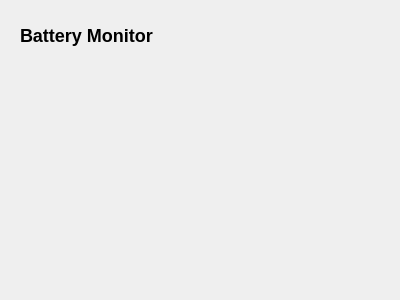
Before: the Qt Designer form src/ui/configuration/BatteryMonitorConfig.ui in mavlink/qgroundcontrol, drawn with Qt 5.
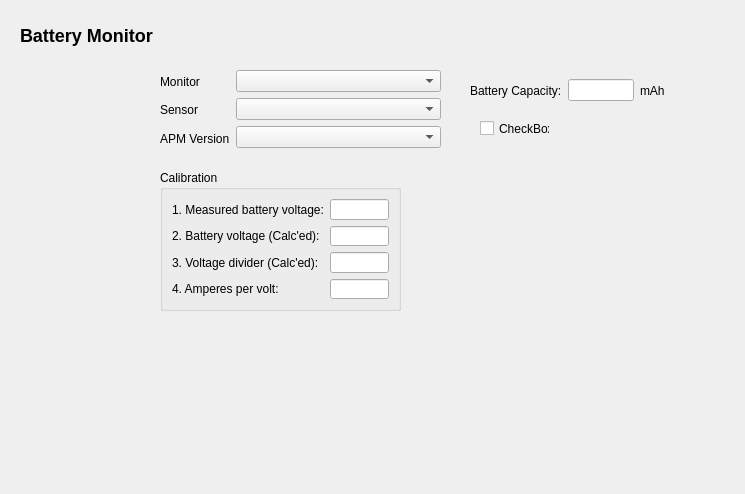
After: the same form once the commit is applied. Icons and pictures are not drawn.

Commit message: Implementation of Battery Monitor configuration, and addition of AP2ConfigWidget, which automatically handles UAS connections to allow for simpler configuration window code.

What changed in the file:
```diff
--- a/src/ui/configuration/BatteryMonitorConfig.ui
+++ b/src/ui/configuration/BatteryMonitorConfig.ui
@@ -6,8 +6,8 @@
    <rect>
     <x>0</x>
     <y>0</y>
-    <width>400</width>
-    <height>300</height>
+    <width>745</width>
+    <height>494</height>
    </rect>
   </property>
   <property name="windowTitle">
@@ -29,6 +29,200 @@
     <bool>false</bool>
    </property>
   </widget>
+  <widget class="QLabel" name="label_2">
+   <property name="geometry">
+    <rect>
+     <x>10</x>
+     <y>70</y>
+     <width>141</width>
+     <height>51</height>
+    </rect>
+   </property>
+   <property name="text">
+    <string/>
+   </property>
+   <property name="pixmap">
+    <pixmap resource="../../../qgroundcontrol.qrc">:/files/images/devices/BR-APMPWRDEAN-2.jpg</pixmap>
+   </property>
+   <property name="scaledContents">
+    <bool>true</bool>
+   </property>
+  </widget>
+  <widget class="QCheckBox" name="alertOnLowCheckBox">
+   <property name="geometry">
+    <rect>
+     <x>480</x>
+     <y>120</y>
+     <width>70</width>
+     <height>17</height>
+    </rect>
+   </property>
+   <property name="text">
+    <string>CheckBox</string>
+   </property>
+  </widget>
+  <widget class="QGroupBox" name="groupBox">
+   <property name="geometry">
+    <rect>
+     <x>160</x>
+     <y>170</y>
+     <width>241</width>
+     <height>141</height>
+    </rect>
+   </property>
+   <property name="title">
+    <string>Calibration</string>
+   </property>
+   <layout class="QHBoxLayout" name="horizontalLayout_2">
+    <item>
+     <layout class="QHBoxLayout" name="horizontalLayout">
+      <item>
+       <layout class="QVBoxLayout" name="verticalLayout_2">
+        <item>
+         <widget class="QLabel" name="label_9">
+          <property name="text">
+           <string>1. Measured battery voltage:</string>
+          </property>
+         </widget>
+        </item>
+        <item>
+         <widget class="QLabel" name="label_8">
+          <property name="text">
+           <string>2. Battery voltage (Calc'ed):</string>
+          </property>
+         </widget>
+        </item>
+        <item>
+         <widget class="QLabel" name="label_10">
+          <property name="text">
+           <string>3. Voltage divider (Calc'ed):</string>
+          </property>
+         </widget>
+        </item>
+        <item>
+         <widget class="QLabel" name="label_11">
+          <property name="text">
+           <string>4. Amperes per volt:</string>
+          </property>
+         </widget>
+        </item>
+       </layout>
+      </item>
+      <item>
+       <layout class="QVBoxLayout" name="verticalLayout">
+        <item>
+         <widget class="QLineEdit" name="measuredVoltsLineEdit">
+          <property name="readOnly">
+           <bool>false</bool>
+          </property>
+         </widget>
+        </item>
+        <item>
+         <widget class="QLineEdit" name="calcVoltsLineEdit">
+          <property name="readOnly">
+           <bool>false</bool>
+          </property>
+         </widget>
+        </item>
+        <item>
+         <widget class="QLineEdit" name="calcDividerLineEdit">
+          <property name="readOnly">
+           <bool>false</bool>
+          </property>
+         </widget>
+        </item>
+        <item>
+         <widget class="QLineEdit" name="ampsPerVoltsLineEdit">
+          <property name="readOnly">
+           <bool>false</bool>
+          </property>
+         </widget>
+        </item>
+       </layout>
+      </item>
+     </layout>
+    </item>
+   </layout>
+  </widget>
+  <widget class="QWidget" name="horizontalLayoutWidget_2">
+   <property name="geometry">
+    <rect>
+     <x>160</x>
+     <y>70</y>
+     <width>281</width>
+     <height>80</height>
+    </rect>
+   </property>
+   <layout class="QHBoxLayout" name="horizontalLayout_3" stretch="0,1">
+    <item>
+     <layout class="QVBoxLayout" name="verticalLayout_4">
+      <item>
+       <widget class="QLabel" name="label_3">
+        <property name="text">
+         <string>Monitor</string>
+        </property>
+       </widget>
+      </item>
+      <item>
+       <widget class="QLabel" name="label_4">
+        <property name="text">
+         <string>Sensor</string>
+        </property>
+       </widget>
+      </item>
+      <item>
+       <widget class="QLabel" name="label_5">
+        <property name="text">
+         <string>APM Version</string>
+        </property>
+       </widget>
+      </item>
+     </layout>
+    </item>
+    <item>
+     <layout class="QVBoxLayout" name="verticalLayout_3">
+      <item>
+       <widget class="QComboBox" name="monitorComboBox"/>
+      </item>
+      <item>
+       <widget class="QComboBox" name="sensorComboBox"/>
+      </item>
+      <item>
+       <widget class="QComboBox" name="apmVerComboBox"/>
+      </item>
+     </layout>
+    </item>
+   </layout>
+  </widget>
+  <widget class="QWidget" name="horizontalLayoutWidget_3">
+   <property name="geometry">
+    <rect>
+     <x>470</x>
+     <y>70</y>
+     <width>195</width>
+     <height>41</height>
+    </rect>
+   </property>
+   <layout class="QHBoxLayout" name="horizontalLayout_4">
+    <item>
+     <widget class="QLabel" name="label_13">
+      <property name="text">
+       <string>Battery Capacity:</string>
+      </property>
+     </widget>
+    </item>
+    <item>
+     <widget class="QLineEdit" name="battCapacityLineEdit"/>
+    </item>
+    <item>
+     <widget class="QLabel" name="label_12">
+      <property name="text">
+       <string>mAh</string>
+      </property>
+     </widget>
+    </item>
+   </layout>
+  </widget>
  </widget>
  <resources/>
  <connections/>
```
Left out of the diff: 4 changed lines with no effect on the pictures. The commit also changes 7 other files.
